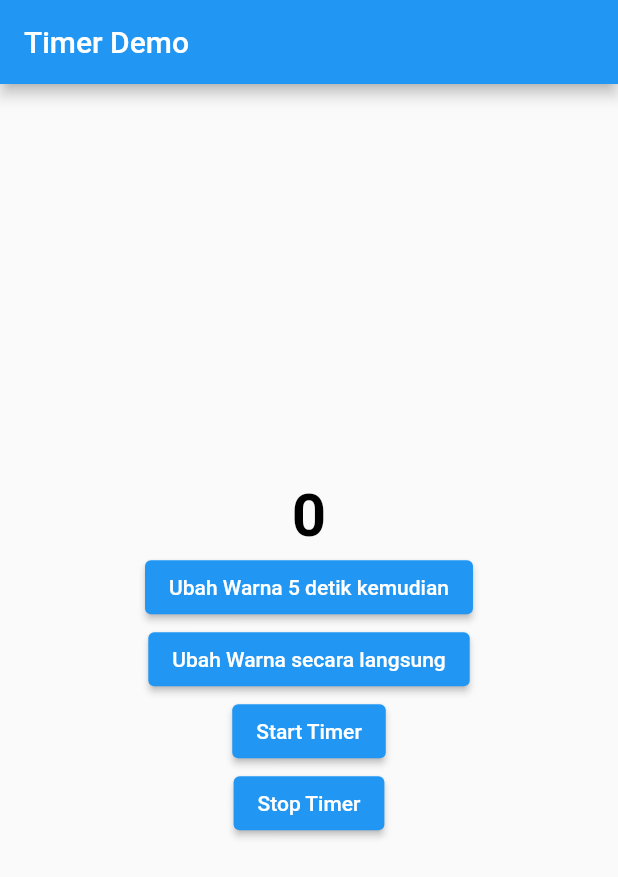
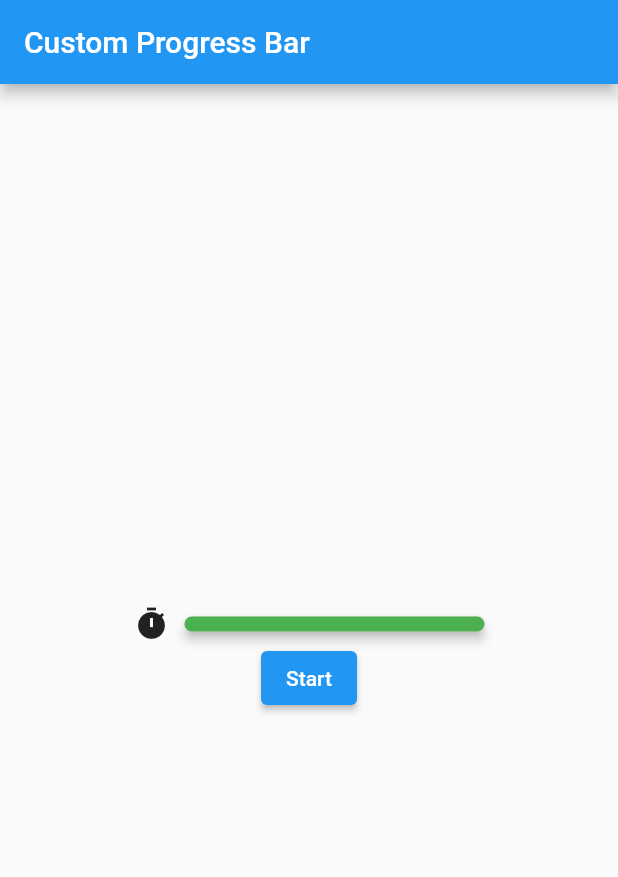
Before and after one commit to askaerlangga/belajar_flutter_dasar, a Flutter app: the screen it shows after launch, on a phone screen of 412 x 824 dp. Shown: the top 877 px of the screen. Run offline on Flutter 3.47's test engine with Material 2 defaults, Android fonts, the phone set to English and light mode, and no system bars.

Commit message:
Progress Bar

```diff
--- a/lib/main.dart
+++ b/lib/main.dart
@@ -1,76 +1,51 @@
 import 'dart:async';
 
+import 'package:belajar_flutter_dasar/progress_bar.dart';
+import 'package:belajar_flutter_dasar/time_state.dart';
 import 'package:flutter/material.dart';
+import 'package:provider/provider.dart';
 
 void main() {
-  runApp(const MyApp());
+  runApp(MyApp());
 }
 
-class MyApp extends StatefulWidget {
-  const MyApp({Key? key}) : super(key: key);
+class MyApp extends StatelessWidget {
+  MyApp({Key? key}) : super(key: key);
 
-  @override
-  State<MyApp> createState() => _MyAppState();
-}
-
-class _MyAppState extends State<MyApp> {
-  int counter = 0;
-  bool isBlack = true;
-  bool isStop = true;
   @override
   Widget build(BuildContext context) {
     return MaterialApp(
       home: Scaffold(
         appBar: AppBar(
-          title: Text('Timer Demo'),
+          title: Text('Custom Progress Bar'),
         ),
         body: Center(
-          child: Column(mainAxisAlignment: MainAxisAlignment.center, children: [
-            Text(
-              '$counter',
-              style: TextStyle(
-                  color: (isBlack) ? Colors.black : Colors.red,
-                  fontSize: 40,
-                  fontWeight: FontWeight.bold),
+          child: ChangeNotifierProvider(
+            create: (context) => TimeState(),
+            child: Column(
+              mainAxisAlignment: MainAxisAlignment.center,
+              crossAxisAlignment: CrossAxisAlignment.center,
+              children: [
+                Consumer<TimeState>(
+                  builder: (context, timeState, _) => CustomProgressBar(
+                    200,
+                    timeState.time,
+                    15,
+                  ),
+                ),
+                Consumer<TimeState>(
+                    builder: (context, timeState, _) => ElevatedButton(
+                        onPressed: () {
+                          Timer.periodic(Duration(seconds: 1), (timer) {
+                            (timeState.time == 0)
+                                ? timer.cancel()
+                                : timeState.time -= 1;
+                          });
+                        },
+                        child: Text('Start')))
+              ],
             ),
-            ElevatedButton(
-                onPressed: () {
-                  Timer(Duration(seconds: 5), () {
-                    setState(() {
-                      isBlack = false;
-                    });
-                  });
-                },
-                child: Text('Ubah Warna 5 detik kemudian')),
-            ElevatedButton(
-                onPressed: () {
-                  Timer.run(() {
-                    setState(() {
-                      isBlack = false;
-                    });
-                  });
-                },
-                child: Text('Ubah Warna secara langsung')),
-            ElevatedButton(
-                onPressed: () {
-                  isStop = false;
-                  counter = 0;
-                  Timer.periodic(Duration(seconds: 1), (timer) {
-                    if (isStop) {
-                      timer.cancel();
-                    }
-                    setState(() {
-                      counter++;
-                    });
-                  });
-                },
-                child: Text('Start Timer')),
-            ElevatedButton(
-                onPressed: () {
-                  isStop = true;
-                },
-                child: Text('Stop Timer'))
-          ]),
+          ),
         ),
       ),
     );
--- /dev/null
+++ b/lib/progress_bar.dart
@@ -0,0 +1,47 @@
+import 'package:flutter/material.dart';
+
+class CustomProgressBar extends StatelessWidget {
+  final double width;
+  final int value;
+  final int totalValue;
+
+  CustomProgressBar(this.width, this.value, this.totalValue);
+
+  @override
+  Widget build(BuildContext context) {
+    double ratio = value / totalValue;
+    return Row(
+      mainAxisAlignment: MainAxisAlignment.center,
+      children: <Widget>[
+        Container(margin: EdgeInsets.only(right: 10), child: Icon(Icons.timer)),
+        Stack(
+          children: <Widget>[
+            Container(
+              width: width,
+              height: 10,
+              decoration: BoxDecoration(
+                  color: Colors.grey.shade400,
+                  borderRadius: BorderRadius.circular(5)),
+            ),
+            Material(
+              elevation: 3,
+              borderRadius: BorderRadius.circular(5),
+              child: AnimatedContainer(
+                height: 10,
+                width: width * ratio,
+                duration: Duration(milliseconds: 500),
+                decoration: BoxDecoration(
+                    color: (ratio < 0.3)
+                        ? Colors.red
+                        : (ratio < 0.5)
+                            ? Colors.amber
+                            : Colors.green,
+                    borderRadius: BorderRadius.circular(5)),
+              ),
+            )
+          ],
+        )
+      ],
+    );
+  }
+}
--- /dev/null
+++ b/lib/time_state.dart
@@ -0,0 +1,10 @@
+import 'package:flutter/material.dart';
+
+class TimeState with ChangeNotifier {
+  int _time = 15;
+  int get time => _time;
+  set time(int newTime) {
+    _time = newTime;
+    notifyListeners();
+  }
+}
```
